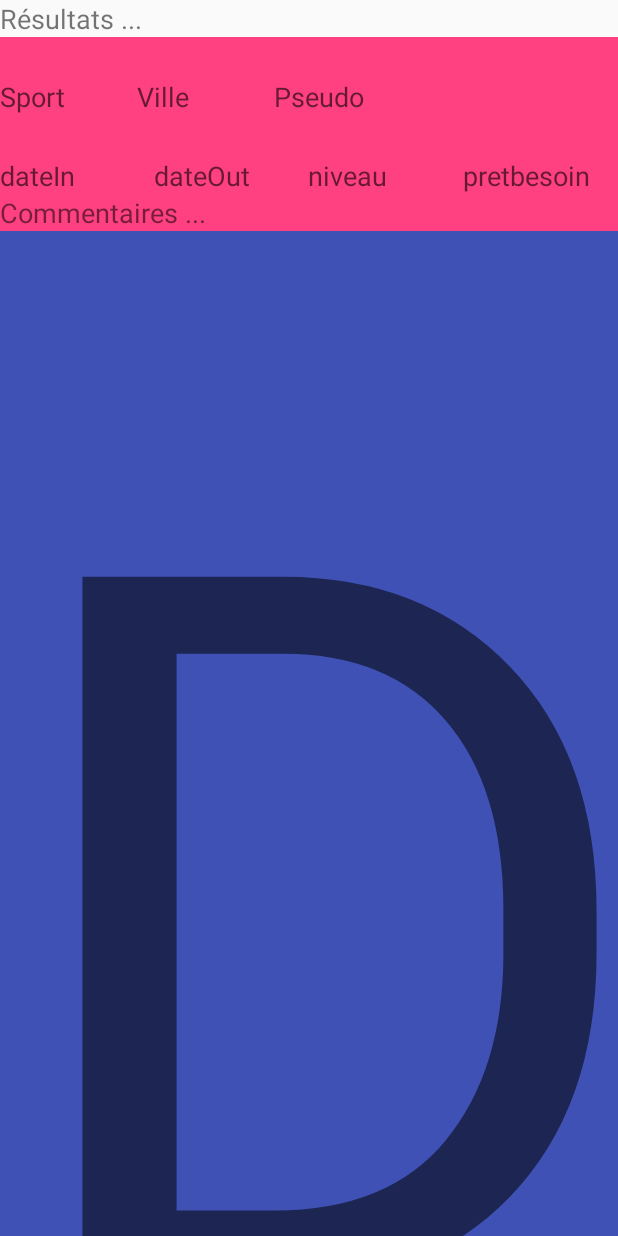
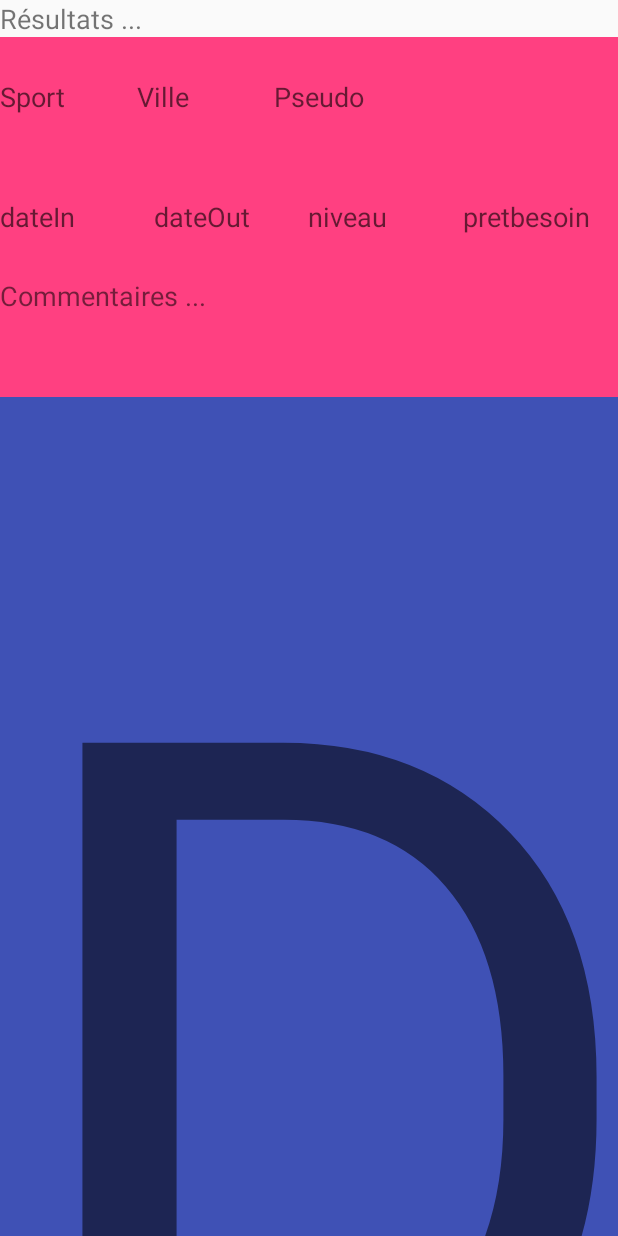
Before and after one commit to axel-thiel/FAP_Android, an Android app: the layout fiche_detail_and_results.xml on its own in the app's theme, with its tools: preview values and no code run, on a phone screen of 412 x 824 dp. Run offline under Robolectric (Android 15) with nearby library versions, the phone set to English and light mode, and no system bars.

Commit message:
creation classe ficheDetailAndResultActivity photo kikim change picture selection

```diff
--- a/app/src/main/AndroidManifest.xml
+++ b/app/src/main/AndroidManifest.xml
@@ -16,6 +16,7 @@
             </intent-filter>
         </activity>
         <activity android:name=".userHomeActivity"/>
+        <activity android:name=".FicheDetailAndResultlActivity"/>
 
     </application>
 
--- a/app/src/main/java/com/findactivitypartner/damienaxel/findactivitypartner_app/FicheActivity.java
+++ b/app/src/main/java/com/findactivitypartner/damienaxel/findactivitypartner_app/FicheActivity.java
@@ -2,12 +2,13 @@ package com.findactivitypartner.damienaxel.findactivitypartner_app;
 
 import android.media.Image;
 
+import java.io.Serializable;
 import java.util.Date;
 
 /**
  * Created by maax on 02/08/16.
  */
-public class FicheActivity {
+public class FicheActivity implements Serializable {
     private String sport;
     private String ville;
     private String pseudo;
--- a/app/src/main/java/com/findactivitypartner/damienaxel/findactivitypartner_app/FicheUserAdapter.java
+++ b/app/src/main/java/com/findactivitypartner/damienaxel/findactivitypartner_app/FicheUserAdapter.java
@@ -35,7 +35,7 @@ public class FicheUserAdapter extends ArrayAdapter {
         textViewSport.setText(listeActivite.get(position).getSport());
         textViewVille.setText(listeActivite.get(position).getVille());
         textViewPseudo.setText(listeActivite.get(position).getPseudo());
-        imageUser.setImageResource(R.drawable.tintin);
+        imageUser.setImageResource(listeActivite.get(position).getImage());
 
 
         return convertView;
--- a/app/src/main/res/layout/fiche_detail_and_results.xml
+++ b/app/src/main/res/layout/fiche_detail_and_results.xml
@@ -80,7 +80,7 @@
 
         <LinearLayout
                     android:layout_width="match_parent"
-                    android:layout_height="wrap_content"
+                    android:layout_height="80dp"
                     android:orientation="horizontal"
                     >
                     <TextView
@@ -134,9 +134,10 @@
 
 <LinearLayout
     android:layout_width="wrap_content"
-    android:layout_height="wrap_content">
+    android:layout_height="80dp">
 
     <TextView
+        android:id="@+id/detail_text_view_commentaire"
         android:layout_width="wrap_content"
         android:layout_height="wrap_content"
         android:textSize="18dp"
@@ -155,6 +156,7 @@
         android:layout_width="match_parent"
         android:layout_height="wrap_content"
         android:background="@color/colorPrimary"
+        android:orientation="vertical"
         >
 
         <TextView
--- a/app/src/main/res/layout/user_home.xml
+++ b/app/src/main/res/layout/user_home.xml
@@ -20,4 +20,5 @@
         />
 
 
+
 </LinearLayout>
```
Also changed, not shown: app/src/main/java/com/findactivitypartner/damienaxel/findactivitypartner_app/FicheDetailAndResultlActivity.java (added, +42 -0 lines), app/src/main/java/com/findactivitypartner/damienaxel/findactivitypartner_app/userHomeActivity.java (+20 -3 lines), app/src/main/res/drawable/kikim.png (added).
